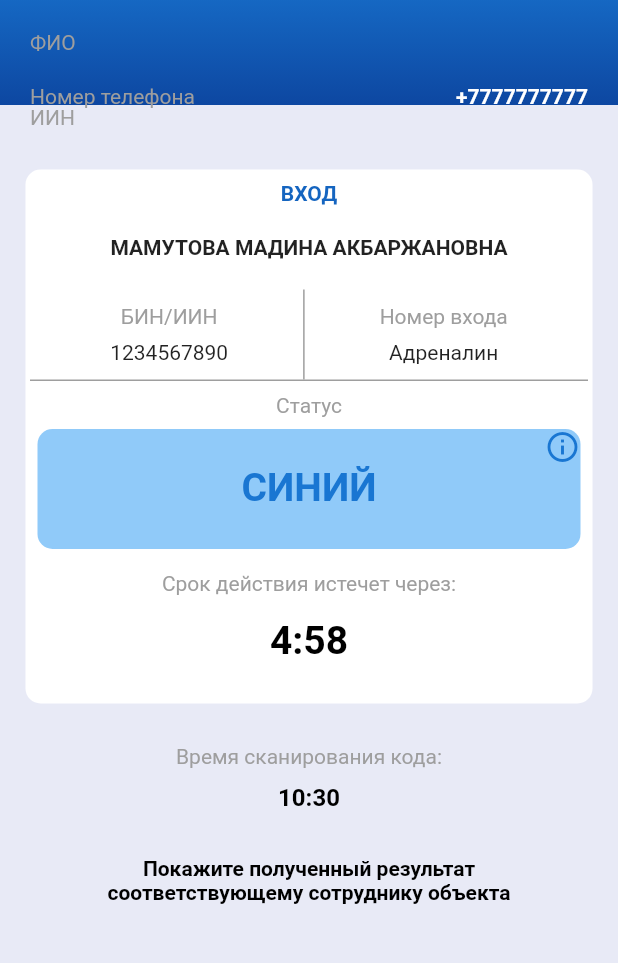
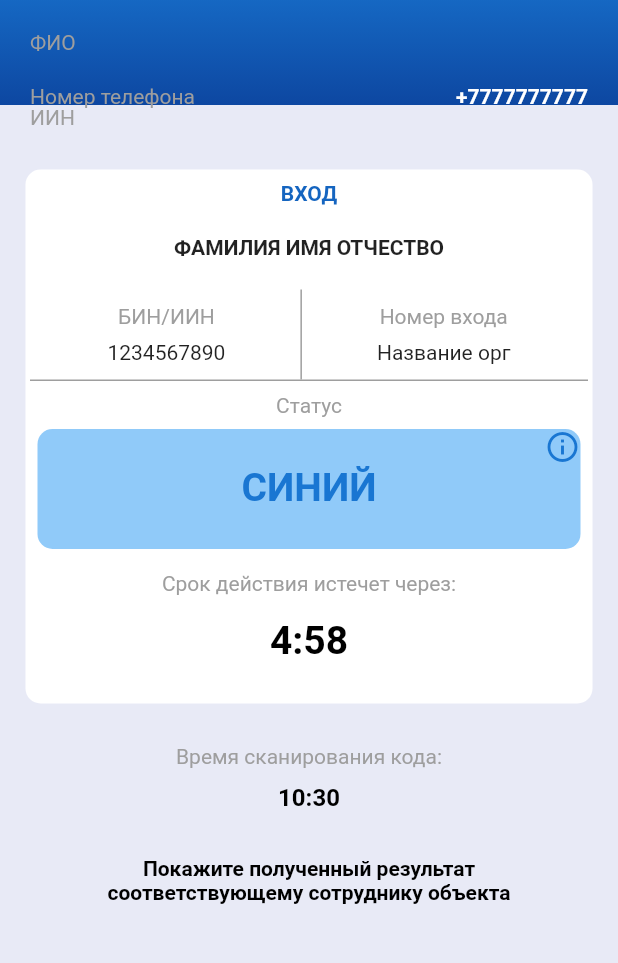
Before and after one commit to dzhusipov/zhabyq, a Flutter app: the ResultPage screen opened directly, on a phone screen of 412 x 824 dp, the part 150-1113 px from its top. Run offline on Flutter 3.47's test engine with Material 2 defaults, Android fonts, the phone set to English and light mode, and no system bars; missing offline and left inert: qr_code_scanner.

Commit message:
deleted some data

```diff
--- a/lib/src/screens/result_screen.dart
+++ b/lib/src/screens/result_screen.dart
@@ -106,7 +106,7 @@ class _ResultPageState extends State<ResultPage> {
                           top: 20.0,
                         ),
                         child: Text(
-                          'МАМУТОВА МАДИНА АКБАРЖАНОВНА',
+                          'ФАМИЛИЯ ИМЯ ОТЧЕСТВО',
                           style: TextStyle(
                             fontSize: 14.0,
                             fontWeight: FontWeight.bold,
@@ -159,7 +159,7 @@ class _ResultPageState extends State<ResultPage> {
                                     top: 8.0,
                                   ),
                                 ),
-                                Text('Адреналин'),
+                                Text('Название орг'),
                               ],
                             ),
                           ],
```
